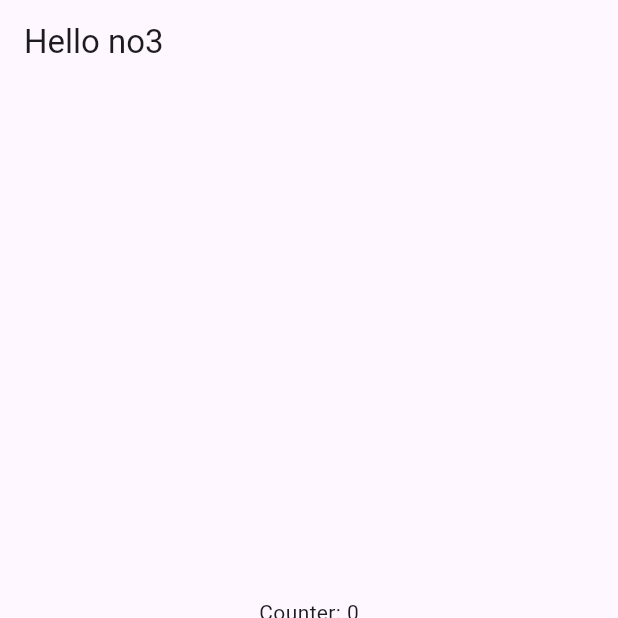
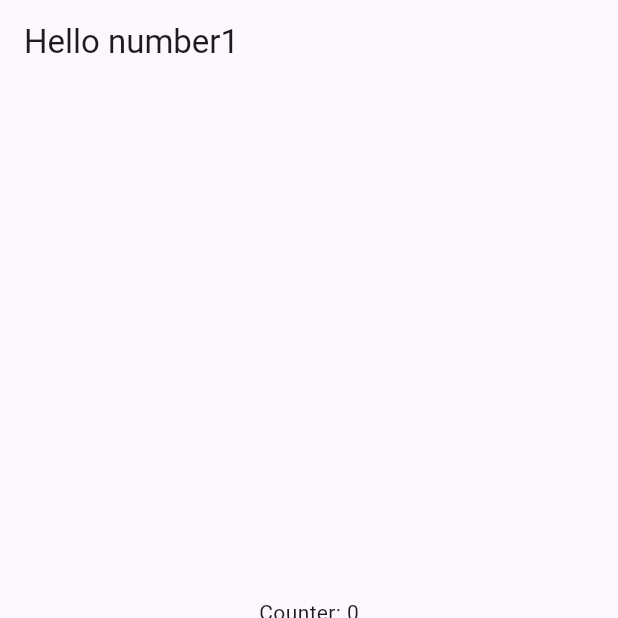
Before and after one commit to abdulmalick42/demomc, a Flutter app: the screen it shows after launch, on a phone screen of 412 x 824 dp, the top half of it. Run offline on Flutter 3.47's test engine with Material 3 defaults, Android fonts, the phone set to English and light mode, and no system bars.

Commit message:
added the text

```diff
--- a/lib/main.dart
+++ b/lib/main.dart
@@ -24,7 +24,7 @@ class MergeHome extends StatefulWidget {
 }
 
 class _MergeHomeState extends State<MergeHome> {
-  String title = 'Hello no3';
+  String title = 'Hello number1';
 
   int counter = 0;
 
```
